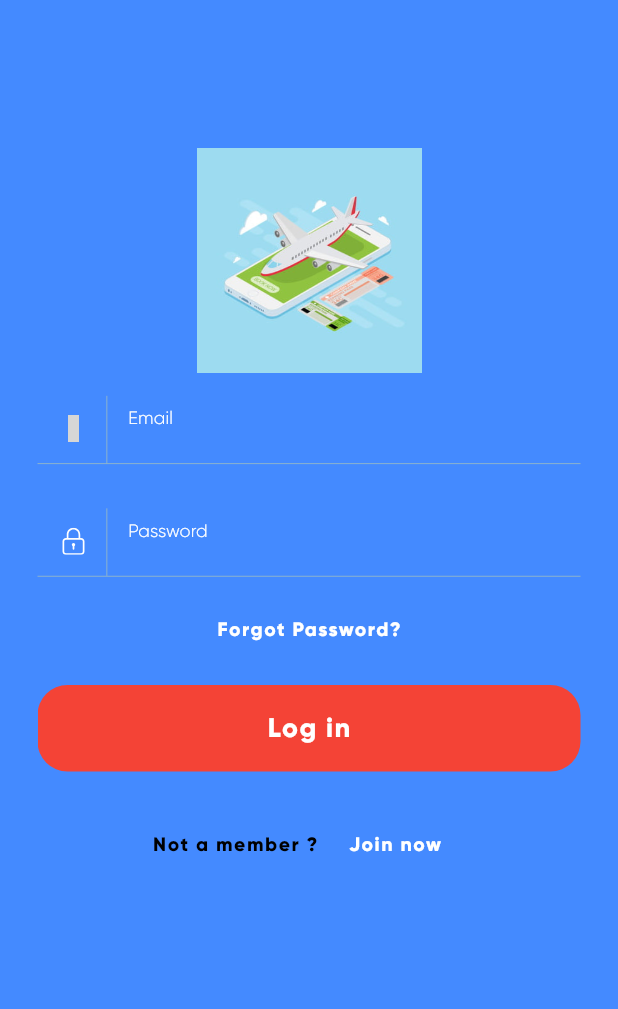
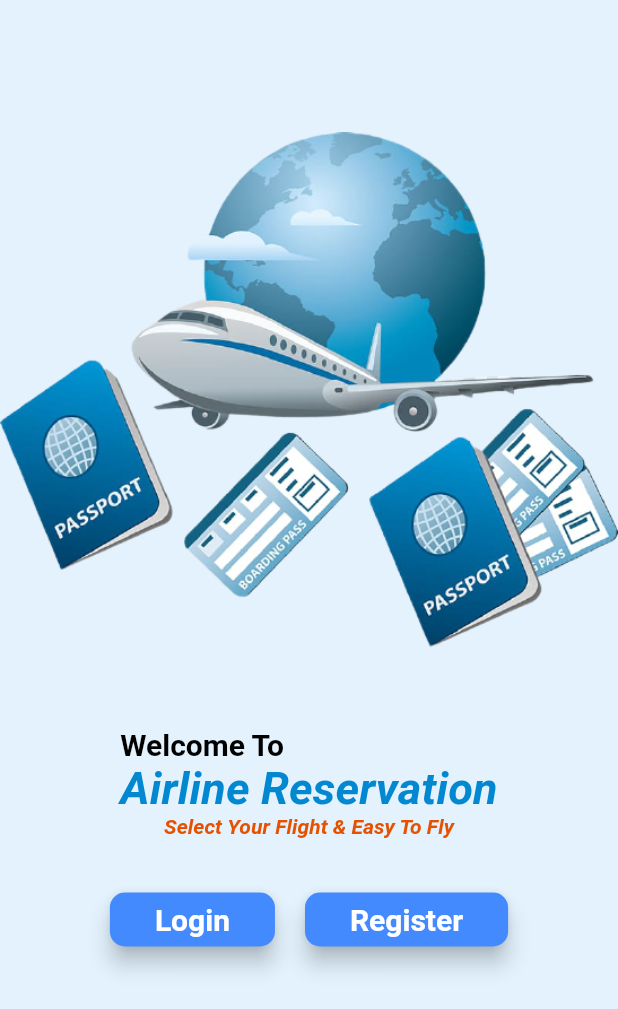
Before and after one commit to showkhin1997/flight-booking-repo, a Flutter app: the screen it shows after launch, on a phone screen of 412 x 824 dp. Shown: the top 1009 px of the screen. Run offline on Flutter 3.47's test engine with Material 2 defaults, Android fonts, the phone set to English and light mode, and no system bars; our stand-ins replace dotted_line, flutter_icons, flutter_svg; missing offline and left inert: framy_annotation; project files that could hold a hidden picture were left out; grey boxes are pictures that could not be loaded.

Commit message:
start page updated

```diff
--- a/lib/main.dart
+++ b/lib/main.dart
@@ -1,3 +1,4 @@
+import 'package:flight_booking/start.dart';
 import 'package:flutter/material.dart';
 import 'package:flight_booking/home_page.dart';
 import 'package:flight_booking/Authentication/login.dart';
@@ -38,7 +39,7 @@ class MyApp extends StatelessWidget {
       ),
       initialRoute: WelcomeScreen.id,
       routes: {
-        WelcomeScreen.id: (context) => WelcomeScreen(),
+        WelcomeScreen.id: (context) => start(),
         HomePage.id: (context) => child,
         DetailScreen.id: (context) => DetailScreen(),
         AddFlightScreen.id: (context) => AddFlightScreen(),
--- /dev/null
+++ b/lib/start.dart
@@ -0,0 +1,124 @@
+import 'package:flutter/material.dart';
+
+import 'Authentication/login.dart';
+import 'Authentication/register.dart';
+
+class start extends StatefulWidget {
+  const start({key}) : super(key: key);
+
+  @override
+  _startState createState() => _startState();
+}
+
+class _startState extends State<start> {
+  @override
+  Widget build(BuildContext context) {
+    return SafeArea(
+      child: Scaffold(
+        body: Container(
+          color: Colors.blue[50],
+          child: Column(
+            children: <Widget>[
+              SizedBox(
+                height: 60.0,
+              ),
+              Container(
+                height: 400.0,
+                // width: 350.0,
+                child: Image(
+                  image: AssetImage("assets/start.png"),
+                  fit: BoxFit.contain,
+                ),
+              ),
+              SizedBox(
+                height: 25.0,
+              ),
+              RichText(
+                text: TextSpan(
+                  text: "Welcome To\n",
+                  style: TextStyle(
+                      fontSize: 20.0,
+                      fontWeight: FontWeight.w600,
+                      color: Colors.black),
+                  children: <TextSpan>[
+                    TextSpan(
+                      text: "Airline Reservation",
+                      style: TextStyle(
+                          fontSize: 30.0,
+                          fontWeight: FontWeight.bold,
+                          color: Colors.lightBlue[700],
+                          fontStyle: FontStyle.italic),
+                    ),
+                  ],
+                ),
+              ),
+              Text(
+                "Select Your Flight & Easy To Fly",
+                style: TextStyle(
+                    color: Colors.orange[900],
+                    fontWeight: FontWeight.w700,
+                    fontStyle: FontStyle.italic),
+              ),
+              SizedBox(
+                height: 30.0,
+              ),
+              Row(
+                mainAxisAlignment: MainAxisAlignment.center,
+                children: <Widget>[
+                  RaisedButton(
+                    padding: EdgeInsets.only(left: 30.0, right: 30.0),
+                    elevation: 6.0,
+                    onPressed: () {
+                      Navigator.push(
+                          context,
+                          MaterialPageRoute(
+                              builder: (context) => WelcomeScreen()));
+                    },
+                    child: Text(
+                      "Login",
+                      style: TextStyle(
+                        fontSize: 20.0,
+                        fontWeight: FontWeight.bold,
+                        color: Colors.white,
+                      ),
+                    ),
+                    shape: RoundedRectangleBorder(
+                      borderRadius: BorderRadius.circular(10.0),
+                    ),
+                    color: Colors.blueAccent,
+                  ),
+                  SizedBox(
+                    width: 20.0,
+                  ),
+                  RaisedButton(
+                    padding: EdgeInsets.only(left: 30.0, right: 30.0),
+                    elevation: 6.0,
+                    onPressed: () {
+                      Navigator.push(context,
+                          MaterialPageRoute(builder: (context) => Register()));
+                    },
+                    child: Text(
+                      "Register",
+                      style: TextStyle(
+                        fontSize: 20.0,
+                        fontWeight: FontWeight.bold,
+                        color: Colors.white,
+                      ),
+                    ),
+                    shape: RoundedRectangleBorder(
+                      borderRadius: BorderRadius.circular(10.0),
+                    ),
+                    color: Colors.blueAccent,
+                  ),
+                ],
+              ),
+              SizedBox(
+                height: 20.0,
+              ),
+            ],
+          ),
+        ),
+      ),
+    );
+  }
+}
--- a/pubspec.yaml
+++ b/pubspec.yaml
@@ -57,6 +57,7 @@ flutter:
     - assets/login.jpg
     - assets/register.png
     - assets/map.svg
+    - assets/start.png
 
   # To add assets to your application, add an assets section, like this:
   # assets:
```
Also changed, not shown: assets/start.png (added).
